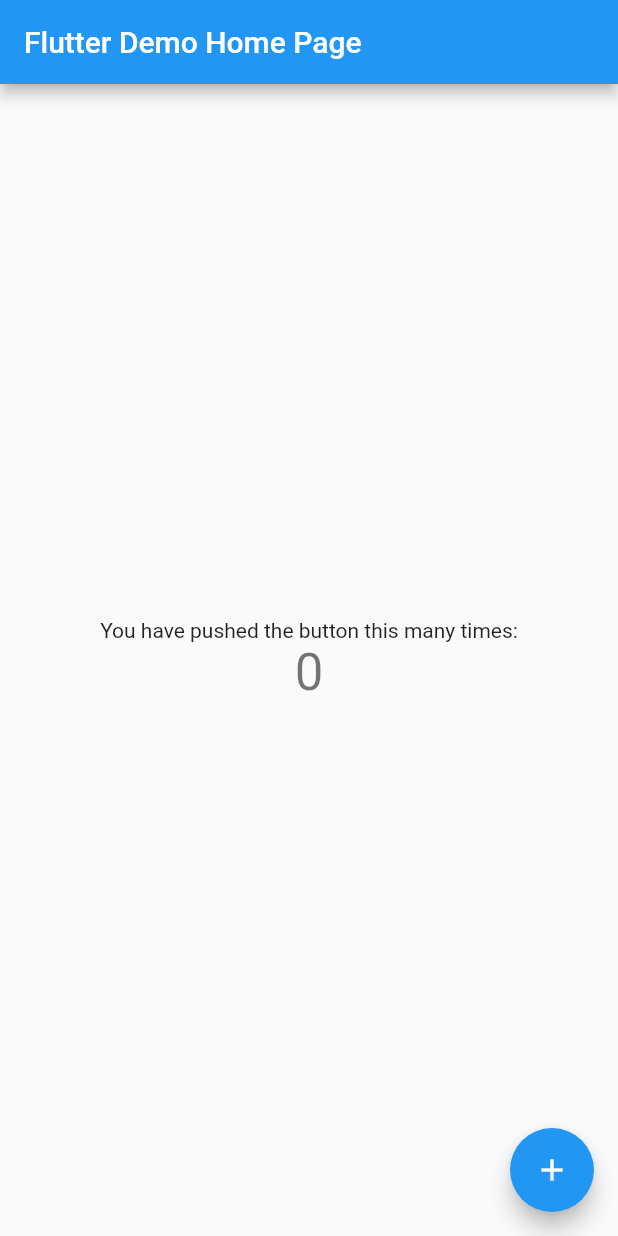
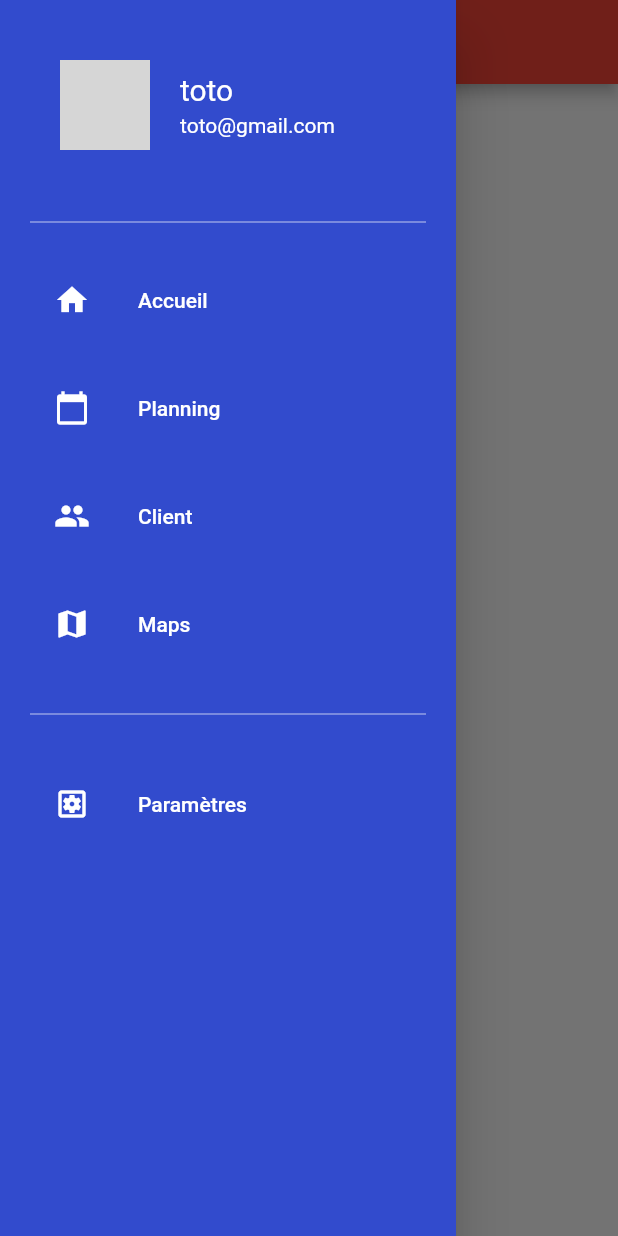
Before and after one commit to LancelotDucoeur/osteoapp, a Flutter app: the screen it shows after launch, with the side drawer open (before the commit the screen has no drawer), on a phone screen of 412 x 824 dp. Run offline on Flutter 3.47's test engine with Material 2 defaults, Android fonts, the phone set to English and light mode, and no system bars; network calls fail; grey boxes are pictures that could not be loaded.

Commit message:
drawer navigation

```diff
--- a/lib/main.dart
+++ b/lib/main.dart
@@ -1,4 +1,5 @@
 import 'package:flutter/material.dart';
+import 'package:osteoapp/pages/page_home.dart';
 
 void main() {
   runApp(const MyApp());
@@ -7,21 +8,12 @@
 class MyApp extends StatelessWidget {
   const MyApp({Key? key}) : super(key: key);
 
-  // This widget is the root of your application.
   @override
   Widget build(BuildContext context) {
     return MaterialApp(
-      title: 'Flutter Demo',
+      debugShowCheckedModeBanner: false,
+      title: 'Osteo App',
       theme: ThemeData(
-        // This is the theme of your application.
-        //
-        // Try running your application with "flutter run". You'll see the
-        // application has a blue toolbar. Then, without quitting the app, try
-        // changing the primarySwatch below to Colors.green and then invoke
-        // "hot reload" (press "r" in the console where you ran "flutter run",
-        // or simply save your changes to "hot reload" in a Flutter IDE).
-        // Notice that the counter didn't reset back to zero; the application
-        // is not restarted.
         primarySwatch: Colors.blue,
       ),
       home: const MyHomePage(title: 'Flutter Demo Home Page'),
@@ -32,15 +24,6 @@
 class MyHomePage extends StatefulWidget {
   const MyHomePage({Key? key, required this.title}) : super(key: key);
 
-  // This widget is the home page of your application. It is stateful, meaning
-  // that it has a State object (defined below) that contains fields that affect
-  // how it looks.
-
-  // This class is the configuration for the state. It holds the values (in this
-  // case the title) provided by the parent (in this case the App widget) and
-  // used by the build method of the State. Fields in a Widget subclass are
-  // always marked "final".
-
   final String title;
 
   @override
@@ -48,68 +31,8 @@
 }
 
 class _MyHomePageState extends State<MyHomePage> {
-  int _counter = 0;
-
-  void _incrementCounter() {
-    setState(() {
-      // This call to setState tells the Flutter framework that something has
-      // changed in this State, which causes it to rerun the build method below
-      // so that the display can reflect the updated values. If we changed
-      // _counter without calling setState(), then the build method would not be
-      // called again, and so nothing would appear to happen.
-      _counter++;
-    });
-  }
-
   @override
   Widget build(BuildContext context) {
-    // This method is rerun every time setState is called, for instance as done
-    // by the _incrementCounter method above.
-    //
-    // The Flutter framework has been optimized to make rerunning build methods
-    // fast, so that you can just rebuild anything that needs updating rather
-    // than having to individually change instances of widgets.
-    return Scaffold(
-      appBar: AppBar(
-        // Here we take the value from the MyHomePage object that was created by
-        // the App.build method, and use it to set our appbar title.
-        title: Text(widget.title),
-      ),
-      body: Center(
-        // Center is a layout widget. It takes a single child and positions it
-        // in the middle of the parent.
-        child: Column(
-          // Column is also a layout widget. It takes a list of children and
-          // arranges them vertically. By default, it sizes itself to fit its
-          // children horizontally, and tries to be as tall as its parent.
-          //
-          // Invoke "debug painting" (press "p" in the console, choose the
-          // "Toggle Debug Paint" action from the Flutter Inspector in Android
-          // Studio, or the "Toggle Debug Paint" command in Visual Studio Code)
-          // to see the wireframe for each widget.
-          //
-          // Column has various properties to control how it sizes itself and
-          // how it positions its children. Here we use mainAxisAlignment to
-          // center the children vertically; the main axis here is the vertical
-          // axis because Columns are vertical (the cross axis would be
-          // horizontal).
-          mainAxisAlignment: MainAxisAlignment.center,
-          children: <Widget>[
-            const Text(
-              'You have pushed the button this many times:',
-            ),
-            Text(
-              '$_counter',
-              style: Theme.of(context).textTheme.headline4,
-            ),
-          ],
-        ),
-      ),
-      floatingActionButton: FloatingActionButton(
-        onPressed: _incrementCounter,
-        tooltip: 'Increment',
-        child: const Icon(Icons.add),
-      ), // This trailing comma makes auto-formatting nicer for build methods.
-    );
+    return PageHome();
   }
 }
--- /dev/null
+++ b/lib/pages/page_home.dart
@@ -0,0 +1,19 @@
+import 'package:flutter/material.dart';
+import 'package:osteoapp/widgets/navigation_drawer.dart';
+
+class PageHome extends StatelessWidget {
+  @override
+  Widget build(BuildContext context) {
+    return SafeArea(
+      child: Scaffold(
+        drawer: NavigationDrawerWidget(),
+        appBar: AppBar(
+          title: const Text('Accueil'),
+          centerTitle: true,
+          backgroundColor: Colors.red,
+        ),
+        body: Center(),
+      ),
+    );
+  }
+}
--- /dev/null
+++ b/lib/widgets/navigation_drawer.dart
@@ -0,0 +1,148 @@
+import 'package:flutter/material.dart';
+import 'package:osteoapp/pages/page_maps.dart';
+import 'package:osteoapp/pages/page_planning.dart';
+import 'package:osteoapp/pages/page_home.dart';
+import 'package:osteoapp/pages/page_settings.dart';
+import 'package:osteoapp/pages/page_clients.dart';
+
+class NavigationDrawerWidget extends StatelessWidget {
+  final padding = const EdgeInsets.symmetric(horizontal: 20);
+
+  const NavigationDrawerWidget({Key? key}) : super(key: key);
+  @override
+  Widget build(BuildContext context) {
+    const name = 'toto';
+    const email = 'toto@gmail.com';
+    const urlImage =
+        'https://www.actuabd.com/local/cache-vignettes/L128xH244/arton10739-8c07d.jpg?1579983112';
+    return Drawer(
+        child: Material(
+            color: const Color.fromRGBO(50, 75, 205, 1),
+            child: ListView(padding: padding, children: <Widget>[
+              buildHeader(
+                urlImage: urlImage,
+                name: name,
+                email: email,
+              ),
+              const Divider(color: Colors.white70),
+              const SizedBox(
+                height: 16,
+              ),
+              buildMenuItem(
+                  text: "Accueil",
+                  icon: Icons.home,
+                  onClicked: () => selectedItem(context, 0)),
+              const SizedBox(
+                height: 16,
+              ),
+              buildMenuItem(
+                  text: "Planning",
+                  icon: Icons.calendar_today,
+                  onClicked: () => selectedItem(context, 1)),
+              const SizedBox(
+                height: 16,
+              ),
+              buildMenuItem(
+                  text: "Client",
+                  icon: Icons.people,
+                  onClicked: () => selectedItem(context, 2)),
+              const SizedBox(
+                height: 16,
+              ),
+              buildMenuItem(
+                  text: "Maps",
+                  icon: Icons.map,
+                  onClicked: () => selectedItem(context, 3)),
+              const SizedBox(
+                height: 24,
+              ),
+              const Divider(color: Colors.white70),
+              const SizedBox(
+                height: 24,
+              ),
+              buildMenuItem(
+                  text: "Paramètres",
+                  icon: Icons.settings_applications_outlined,
+                  onClicked: () => selectedItem(context, 4)),
+            ])));
+  }
+
+  buildMenuItem({
+    required String text,
+    required IconData icon,
+    VoidCallback? onClicked,
+  }) {
+    const color = Colors.white;
+    const hoverColor = Colors.white70;
+
+    return ListTile(
+      leading: Icon(icon, color: color),
+      title: Text(text, style: const TextStyle(color: color)),
+      hoverColor: hoverColor,
+      onTap: onClicked,
+    );
+  }
+
+  selectedItem(BuildContext context, int index) {
+    Navigator.of(context).pop();
+    switch (index) {
+      case 0:
+        Navigator.of(context).push(MaterialPageRoute(
+          builder: (context) => PageHome(),
+        ));
+        break;
+      case 1:
+        Navigator.of(context).push(MaterialPageRoute(
+          builder: (context) => PagePlanning(),
+        ));
+        break;
+      case 2:
+        Navigator.of(context).push(MaterialPageRoute(
+          builder: (context) => PageClients(),
+        ));
+        break;
+      case 3:
+        Navigator.of(context).push(MaterialPageRoute(
+          builder: (context) => PageMaps(),
+        ));
+        break;
+      case 4:
+        Navigator.of(context).push(MaterialPageRoute(
+          builder: (context) => PageSettings(),
+        ));
+        break;
+      default:
+    }
+  }
+
+  buildHeader(
+          {required String urlImage,
+          required String name,
+          required String email}) =>
+      InkWell(
+          child: Container(
+              padding: padding.add(const EdgeInsets.symmetric(vertical: 40)),
+              child: Row(children: [
+                CircleAvatar(
+                  radius: 30,
+                  backgroundImage: NetworkImage(urlImage),
+                ),
+                const SizedBox(
+                  width: 20,
+                ),
+                Column(
+                  crossAxisAlignment: CrossAxisAlignment.start,
+                  children: [
+                    Text(
+                      name,
+                      style: const TextStyle(fontSize: 20, color: Colors.white),
+                    ),
+                    const SizedBox(height: 4),
+                    Text(
+                      email,
+                      style: const TextStyle(fontSize: 14, color: Colors.white),
+                    ),
+                  ],
+                ),
+              ])));
+}
```
Also changed, not shown: lib/pages/page_clients.dart (added, +19 -0 lines), lib/pages/page_maps.dart (added, +19 -0 lines), lib/pages/page_planning.dart (added, +19 -0 lines), lib/pages/page_settings.dart (added, +19 -0 lines).
